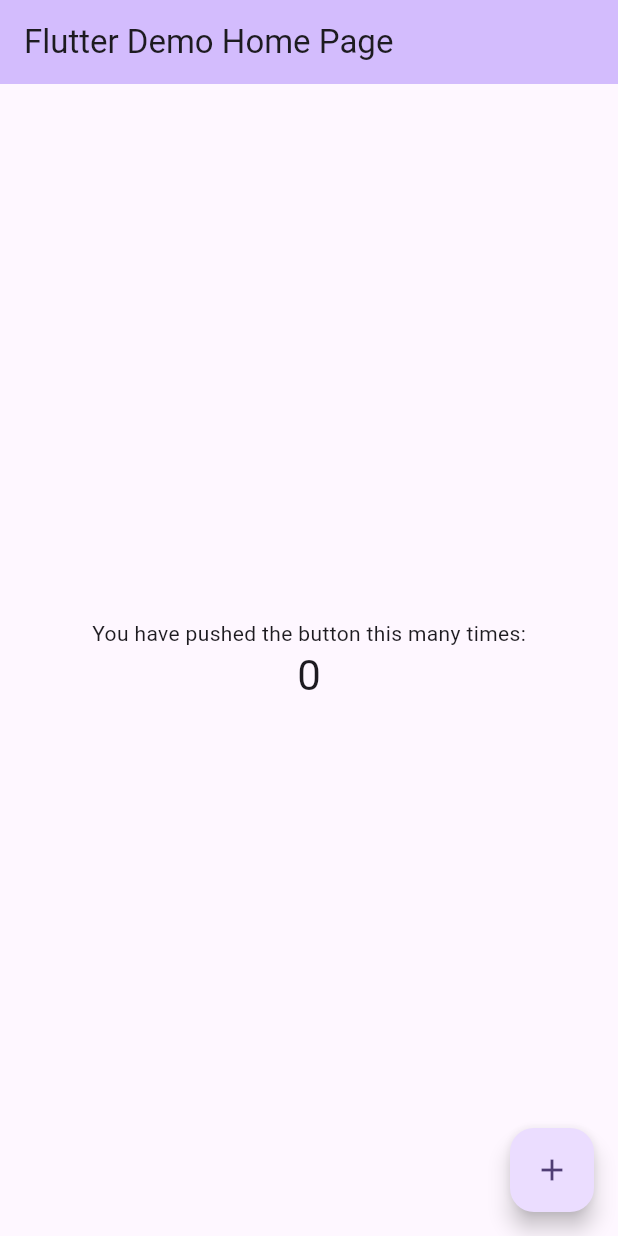
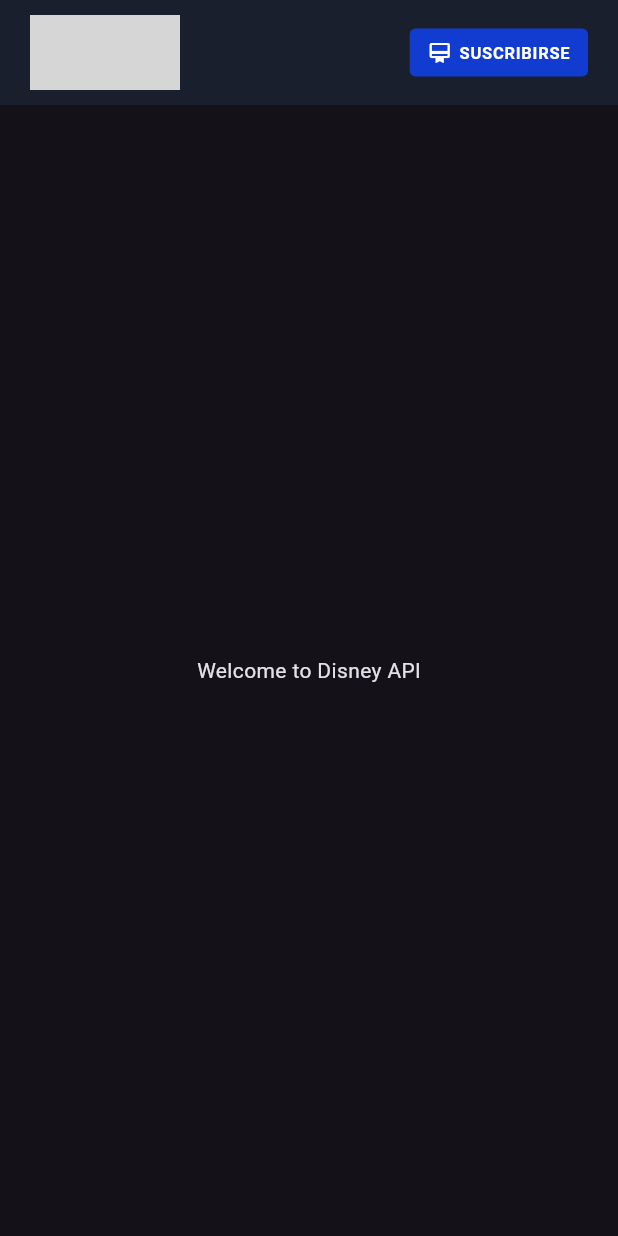
Before and after one commit to AdrianCBsoft1019/disney_api, a Flutter app: the screen it shows after launch, on a phone screen of 412 x 824 dp. Run offline on Flutter 3.47's test engine with Material 3 defaults, Android fonts, the phone set to English and light mode, and no system bars; network calls fail; grey boxes are pictures that could not be loaded.

Commit message:
creacion de navbar

```diff
--- /dev/null
+++ b/lib/constants/colors.dart
@@ -0,0 +1,38 @@
+import 'package:flutter/material.dart';
+
+class AppColors {
+
+  static const Color darkBg2 = Color(0xFF1a1f2e);
+  static const Color disney_blue = Color(0xFF113CCF);
+  static const Color disney_gold = Color(0xFFFFD700);
+  static const Color disney_purple = Color(0xFF6B2D8F);
+  static const Color white = Color(0xFFFFFFFF);
+  static const Color lightGrey = Color(0xFFE0E0E0);
+  static const Color grey = Color(0xFF808080);
+  static const Color darkGrey = Color(0xFF333333);
+  static const Color darkBg = Color(0xFF0F1014);
+
+}
+
+class AppTypography {
+  static const TextStyle heading1 = TextStyle(
+    fontSize: 48,
+    fontWeight: FontWeight.bold,
+    letterSpacing: 2,
+    color: AppColors.white,
+  );
+
+  static const TextStyle heading2 = TextStyle(
+    fontSize: 36,
+    fontWeight: FontWeight.bold,
+    letterSpacing: 1,
+    color: AppColors.white,
+  );
+
+  static const TextStyle body = TextStyle(
+    fontSize: 16,
+    fontWeight: FontWeight.normal,
+    height: 1.6,
+    color: AppColors.white,
+  );
+}
--- a/lib/main.dart
+++ b/lib/main.dart
@@ -1,4 +1,6 @@
 import 'package:flutter/material.dart';
+import 'widgets/navbar.dart';
+import 'constants/colors.dart';
 
 void main() {
   runApp(const MyApp());
@@ -7,115 +9,48 @@
 class MyApp extends StatelessWidget {
   const MyApp({super.key});
 
-  // This widget is the root of your application.
   @override
   Widget build(BuildContext context) {
     return MaterialApp(
-      title: 'Flutter Demo',
-      theme: ThemeData(
-        // This is the theme of your application.
-        //
-        // TRY THIS: Try running your application with "flutter run". You'll see
-        // the application has a purple toolbar. Then, without quitting the app,
-        // try changing the seedColor in the colorScheme below to Colors.green
-        // and then invoke "hot reload" (save your changes or press the "hot
-        // reload" button in a Flutter-supported IDE, or press "r" if you used
-        // the command line to start the app).
-        //
-        // Notice that the counter didn't reset back to zero; the application
-        // state is not lost during the reload. To reset the state, use hot
-        // restart instead.
-        //
-        // This works for code too, not just values: Most code changes can be
-        // tested with just a hot reload.
-        colorScheme: .fromSeed(seedColor: Colors.deepPurple),
-      ),
-      home: const MyHomePage(title: 'Flutter Demo Home Page'),
+      title: 'Disney API',
+      theme: ThemeData.dark(),
+      home: const HomePage(),
     );
   }
 }
 
-class MyHomePage extends StatefulWidget {
-  const MyHomePage({super.key, required this.title});
-
-  // This widget is the home page of your application. It is stateful, meaning
-  // that it has a State object (defined below) that contains fields that affect
-  // how it looks.
-
-  // This class is the configuration for the state. It holds the values (in this
-  // case the title) provided by the parent (in this case the App widget) and
-  // used by the build method of the State. Fields in a Widget subclass are
-  // always marked "final".
-
-  final String title;
+class HomePage extends StatefulWidget {
+  const HomePage({super.key});
 
   @override
-  State<MyHomePage> createState() => _MyHomePageState();
+  State<HomePage> createState() => _HomePageState();
 }
 
-class _MyHomePageState extends State<MyHomePage> {
-  int _counter = 0;
+class _HomePageState extends State<HomePage> {
+  void _onSearchTap() {
+    // Implement search
+  }
 
-  void _incrementCounter() {
-    setState(() {
-      // This call to setState tells the Flutter framework that something has
-      // changed in this State, which causes it to rerun the build method below
-      // so that the display can reflect the updated values. If we changed
-      // _counter without calling setState(), then the build method would not be
-      // called again, and so nothing would appear to happen.
-      _counter++;
-    });
+  void _onNavItemTap(String item) {
+    // Implement navigation
+  }
+
+  void _onSubscribeTap() {
+    // Implement subscribe
   }
 
   @override
   Widget build(BuildContext context) {
-    // This method is rerun every time setState is called, for instance as done
-    // by the _incrementCounter method above.
-    //
-    // The Flutter framework has been optimized to make rerunning build methods
-    // fast, so that you can just rebuild anything that needs updating rather
-    // than having to individually change instances of widgets.
     return Scaffold(
-      appBar: AppBar(
-        // TRY THIS: Try changing the color here to a specific color (to
-        // Colors.amber, perhaps?) and trigger a hot reload to see the AppBar
-        // change color while the other colors stay the same.
-        backgroundColor: Theme.of(context).colorScheme.inversePrimary,
-        // Here we take the value from the MyHomePage object that was created by
-        // the App.build method, and use it to set our appbar title.
-        title: Text(widget.title),
-      ),
-      body: Center(
-        // Center is a layout widget. It takes a single child and positions it
-        // in the middle of the parent.
-        child: Column(
-          // Column is also a layout widget. It takes a list of children and
-          // arranges them vertically. By default, it sizes itself to fit its
-          // children horizontally, and tries to be as tall as its parent.
-          //
-          // Column has various properties to control how it sizes itself and
-          // how it positions its children. Here we use mainAxisAlignment to
-          // center the children vertically; the main axis here is the vertical
-          // axis because Columns are vertical (the cross axis would be
-          // horizontal).
-          //
-          // TRY THIS: Invoke "debug painting" (choose the "Toggle Debug Paint"
-          // action in the IDE, or press "p" in the console), to see the
-          // wireframe for each widget.
-          mainAxisAlignment: .center,
-          children: [
-            const Text('You have pushed the button this many times:'),
-            Text(
-              '$_counter',
-              style: Theme.of(context).textTheme.headlineMedium,
-            ),
-          ],
-        ),
-      ),
-      floatingActionButton: FloatingActionButton(
-        onPressed: _incrementCounter,
-        tooltip: 'Increment',
-        child: const Icon(Icons.add),
+      body: Column(
+        children: [
+          Navbar(
+            onSearchTap: _onSearchTap,
+            onNavItemTap: _onNavItemTap,
+            onSubscribeTap: _onSubscribeTap,
+          ),
+          const Expanded(child: Center(child: Text('Welcome to Disney API'))),
+        ],
       ),
     );
   }
--- /dev/null
+++ b/lib/widgets/navbar.dart
@@ -0,0 +1,160 @@
+import 'package:flutter/material.dart';
+import '../constants/colors.dart';
+
+class Navbar extends StatefulWidget {
+  final VoidCallback onSearchTap;
+  final Function(String) onNavItemTap;
+  final VoidCallback onSubscribeTap;
+
+  const Navbar({
+    super.key,
+    required this.onSearchTap,
+    required this.onNavItemTap,
+    required this.onSubscribeTap,
+  });
+
+  @override
+  State<Navbar> createState() => _NavbarState();
+}
+
+class _NavbarState extends State<Navbar> {
+  String _selectedNav = 'Home';
+
+  @override
+  Widget build(BuildContext context) {
+    final isDesktop = MediaQuery.of(context).size.width > 900;
+
+    return Container(
+      height: 70,
+      color: AppColors.darkBg2,
+      padding: EdgeInsets.symmetric(
+        horizontal: isDesktop ? 40 : 20,
+        vertical: 10,
+      ),
+      child: Row(
+        mainAxisAlignment: MainAxisAlignment.spaceBetween,
+        children: [
+          Flexible(
+            flex: 1,
+            child: Row(
+              children: [
+                Container(
+                  width: 100,
+                  height: 50,
+                  decoration: BoxDecoration(
+                    borderRadius: BorderRadius.circular(8),
+                  ),
+                  child: Image.network(
+                    'https://upload.wikimedia.org/wikipedia/commons/3/3e/Disney%2B_logo.svg',
+                    fit: BoxFit.contain,
+                    errorBuilder: (context, error, stackTrace) {
+                      return Image.network(
+                        'https://upload.wikimedia.org/wikipedia/commons/thumb/3/3e/Disney%2B_logo.svg/1280px-Disney%2B_logo.svg.png',
+                        fit: BoxFit.contain,
+                      );
+                    },
+                  ),
+                ),
+              ],
+            ),
+          ),
+          if (isDesktop)
+            Flexible(
+              flex: 3,
+              child: Row(
+                mainAxisAlignment: MainAxisAlignment.center,
+                children: [
+                  _buildNavItem('Home'),
+                  const SizedBox(width: 30),
+                  _buildNavItem('Películas'),
+                  const SizedBox(width: 30),
+                  _buildNavItem('Series'),
+                  const SizedBox(width: 30),
+                  _buildNavItem('Personajes')
+                ],
+              ),
+            ),
+          Flexible(
+            flex: 1,
+            child: Row(
+              mainAxisAlignment: MainAxisAlignment.end,
+              children: [
+                Container(
+                  padding: const EdgeInsets.symmetric(
+                    horizontal: 12,
+                    vertical: 8,
+                  ),
+                  decoration: BoxDecoration(
+                    color: AppColors.disney_blue,
+                    borderRadius: BorderRadius.circular(4),
+                  ),
+                  child: Material(
+                    color: Colors.transparent,
+                    child: InkWell(
+                      onTap: widget.onSubscribeTap,
+                      child: const Row(
+                        mainAxisSize: MainAxisSize.min,
+                        children: [
+                          Icon(
+                            Icons.card_membership,
+                            color: AppColors.white,
+                            size: 16,
+                          ),
+                          SizedBox(width: 5),
+                          Text(
+                            'SUSCRIBIRSE',
+                            style: TextStyle(
+                              color: AppColors.white,
+                              fontWeight: FontWeight.bold,
+                              fontSize: 11,
+                              letterSpacing: 0.5,
+                            ),
+                          ),
+                        ],
+                      ),
+                    ),
+                  ),
+                ),
+              ],
+            ),
+          ),
+        ],
+      ),
+    );
+  }
+
+  Widget _buildNavItem(String label) {
+    final isSelected = _selectedNav == label;
+
+    return GestureDetector(
+      onTap: () {
+        setState(() {
+          _selectedNav = label;
+        });
+        // Esto avisa al main.dart qué botón se presionó
+        widget.onNavItemTap(label);
+      },
+      child: Column(
+        mainAxisAlignment: MainAxisAlignment.center,
+        children: [
+          Text(
+            label,
+            style: TextStyle(
+              color: isSelected ? AppColors.disney_blue : AppColors.lightGrey,
+              fontWeight: FontWeight.bold,
+              fontSize: 13,
+              letterSpacing: 0.5,
+            ),
+          ),
+          if (isSelected)
+            Container(
+              width: 30,
+              height: 2,
+              margin: const EdgeInsets.only(top: 5),
+              color: AppColors.disney_blue,
+            ),
+        ],
+      ),
+    );
+  }
+}
```
